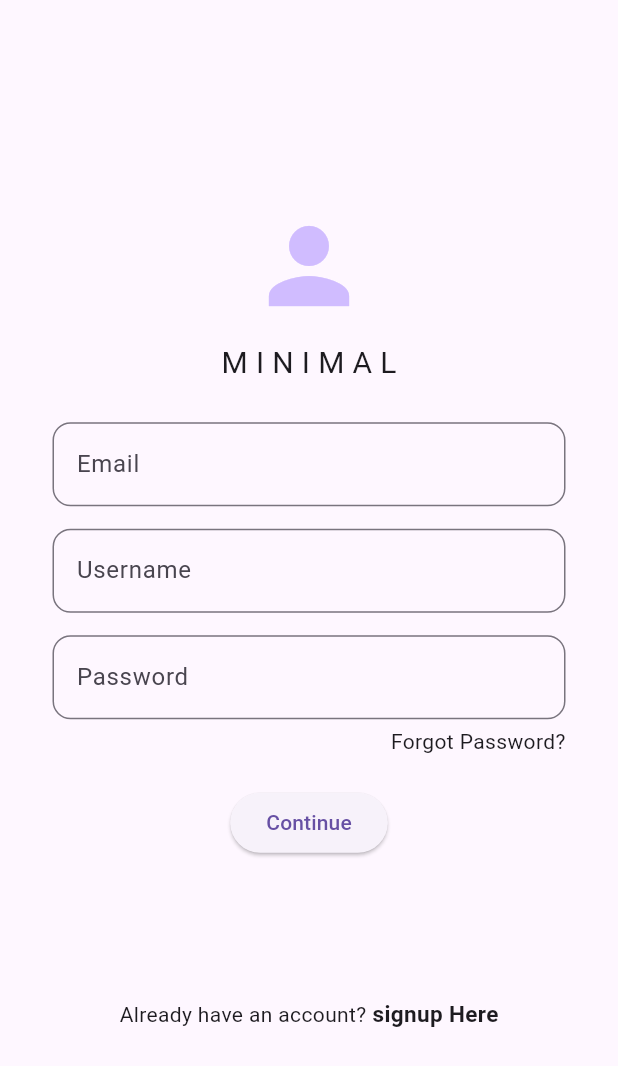
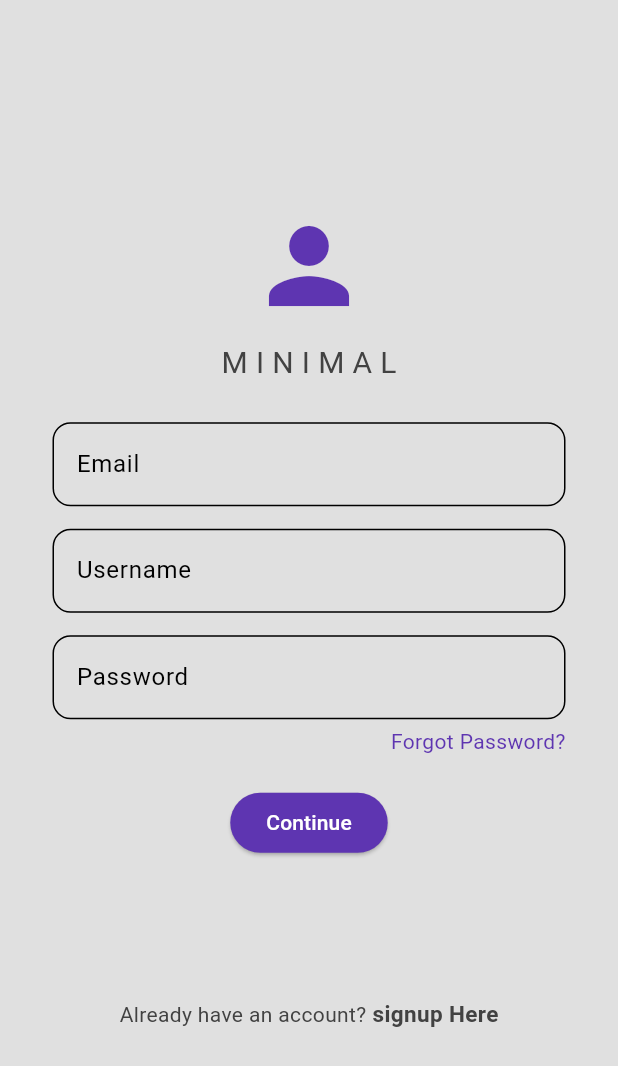
Before and after one commit to dvip1/rewardBasedSocialMedia, a Flutter app: the screen it shows after launch, after a tap on "Continue", after a tap on "Register Here", on a phone screen of 412 x 824 dp. Shown: the top 1066 px of the screen. Run offline on Flutter 3.47's test engine with Material 3 defaults, Android fonts, the phone set to English and light mode, and no system bars; our stand-ins replace file_picker, flutter_expandable_fab, percent_indicator, shared_preferences, video_player; network calls fail.

Commit message:
done light and dark theming

```diff
--- a/client/lib/Components/community_card.dart
+++ b/client/lib/Components/community_card.dart
@@ -51,7 +51,8 @@ class _CommunityWidgetState extends State<CommunityWidget> {
               crossAxisAlignment: CrossAxisAlignment.start,
               children: [
                 ListTile(
-                  leading: const CircleAvatar(
+                  leading: CircleAvatar(
+                    backgroundColor: Theme.of(context).colorScheme.secondary,
                     radius: 34,
                     child: Text("D"),
                   ),
--- a/client/lib/main.dart
+++ b/client/lib/main.dart
@@ -1,7 +1,7 @@
 import 'package:client/services/authenticator.dart';
 
-// import 'package:client/theme/dark_mode.dart';
-// import 'package:client/theme/light_mode.dart';
+import 'package:client/theme/dark_mode.dart';
+import 'package:client/theme/light_mode.dart';
 import 'package:flutter/material.dart';
 
 void main() {
@@ -15,11 +15,11 @@ class MyApp extends StatelessWidget {
   // This widget is the root of your application.
   @override
   Widget build(BuildContext context) {
-    return const MaterialApp(
+    return MaterialApp(
         debugShowCheckedModeBanner: false,
         title: 'Level Up',
-        // theme: lightTheme,
-        // darkTheme: darkTheme,
+        theme: lightTheme,
+        darkTheme: darkTheme,
         home: Authenticator());
   }
 }
--- a/client/lib/pages/base.dart
+++ b/client/lib/pages/base.dart
@@ -50,9 +50,8 @@ class _WrapperState extends State<Wrapper> {
               label: 'Home',
             ),
             NavigationDestination(
-              selectedIcon: Icon(Icons.format_quote_sharp),
-              icon: Icon(Icons.format_quote_sharp),
-              label: 'Quots',
+              icon: Icon(Icons.shield),
+              label: 'Quests',
             ),
             NavigationDestination(
               icon: Icon(Icons.local_activity),
--- a/client/lib/pages/new_post.dart
+++ b/client/lib/pages/new_post.dart
@@ -85,7 +85,11 @@ class _NewPostWidgetState extends State<NewPostWidget> {
                     onPressed: () {
                       getFile();
                     },
-                    child: const Text("select video")),
+                    child: Text("select video",
+                        style: TextStyle(
+                          fontSize: 25,
+                          color: Theme.of(context).colorScheme.secondary,
+                        ))),
               )
             ],
           ),
--- a/client/lib/pages/signin_page.dart
+++ b/client/lib/pages/signin_page.dart
@@ -75,7 +75,7 @@ class _SignInPageState extends State<SignInPage> {
                   decoration: InputDecoration(
                       border: OutlineInputBorder(
                           borderRadius: BorderRadius.circular(12)),
-                      hintText: ""),
+                      hintText: "Email"),
                 ),
                 const SizedBox(height: 15),
                 TextField(
@@ -83,7 +83,7 @@ class _SignInPageState extends State<SignInPage> {
                   decoration: InputDecoration(
                       border: OutlineInputBorder(
                           borderRadius: BorderRadius.circular(12)),
-                      hintText: ""),
+                      hintText: "Password"),
                 ),
                 const SizedBox(height: 5),
                 const Row(
@@ -96,10 +96,15 @@ class _SignInPageState extends State<SignInPage> {
                 isloading
                     ? const CircularProgressIndicator()
                     : ElevatedButton(
+                        style: ElevatedButton.styleFrom(
+                          backgroundColor:
+                              Theme.of(context).colorScheme.inversePrimary,
+                        ),
                         onPressed: () {
                           login();
                         },
-                        child: const Text("Continue"),
+                        child: const Text("Continue",
+                            style: TextStyle(color: Colors.white)),
                       ),
                 const SizedBox(height: 20),
                 Padding(
@@ -119,10 +124,12 @@ class _SignInPageState extends State<SignInPage> {
                           },
                         ));
                       },
-                      child: const Text(
+                      child: Text(
                         " Register Here",
                         style: TextStyle(
-                            fontWeight: FontWeight.bold, fontSize: 15),
+                            color: Theme.of(context).colorScheme.inversePrimary,
+                            fontWeight: FontWeight.bold,
+                            fontSize: 15),
                       ),
                     ),
                   ],
--- a/client/lib/pages/signup_page.dart
+++ b/client/lib/pages/signup_page.dart
@@ -85,20 +85,28 @@ class _SignUpPageState extends State<SignUpPage> {
                   ),
                 ),
                 const SizedBox(height: 5),
-                const Row(
+                Row(
                   mainAxisAlignment: MainAxisAlignment.end,
                   children: [
-                    Text("Forgot Password?"),
+                    Text("Forgot Password?",
+                        style: TextStyle(
+                          color: Theme.of(context).colorScheme.inversePrimary,
+                        )),
                   ],
                 ),
                 const SizedBox(height: 20),
                 isloading
                     ? const CircularProgressIndicator()
                     : ElevatedButton(
+                        style: ElevatedButton.styleFrom(
+                          backgroundColor:
+                              Theme.of(context).colorScheme.inversePrimary,
+                        ),
                         onPressed: () {
                           signup();
                         },
-                        child: const Text("Continue"),
+                        child: const Text("Continue",
+                            style: TextStyle(color: Colors.white)),
                       ),
                 const SizedBox(height: 20),
                 Padding(
--- a/client/lib/theme/light_mode.dart
+++ b/client/lib/theme/light_mode.dart
@@ -5,7 +5,7 @@ ThemeData lightTheme = ThemeData(
     colorScheme: ColorScheme.light(
         background: Colors.grey.shade300,
         primary: Colors.grey.shade200,
-        secondary: Colors.amber.shade400,
-        inversePrimary: Colors.amber.shade600),
+        secondary: Colors.deepPurple.shade400,
+        inversePrimary: Colors.deepPurple.shade600),
     textTheme: ThemeData.light().textTheme.apply(bodyColor: Colors.grey[800]),
     disabledColor: Colors.black);
```
Also changed, not shown: client/lib/Components/post_widget.dart (+22 -7 lines), client/lib/Components/task.dart (+9 -2 lines), client/lib/pages/community_page.dart (+16 -3 lines), client/lib/pages/guilds_page.dart (+7 -1 lines), client/lib/pages/profile_page.dart (+44 -6 lines), client/lib/pages/quotes_page.dart (+6 -4 lines).
